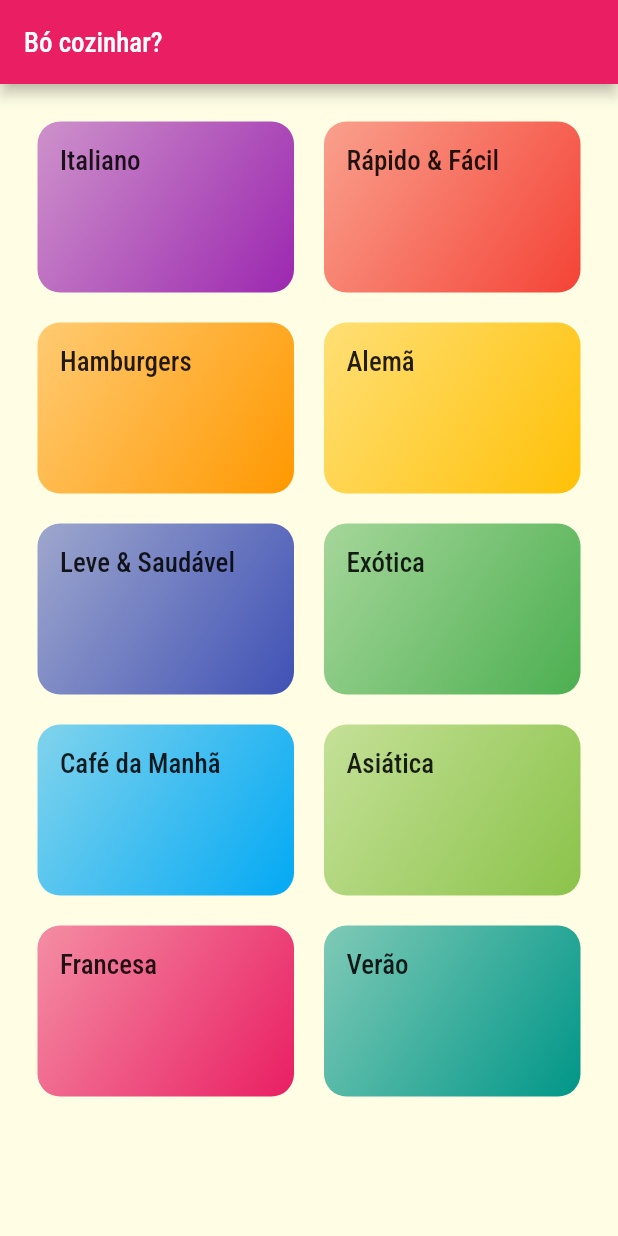
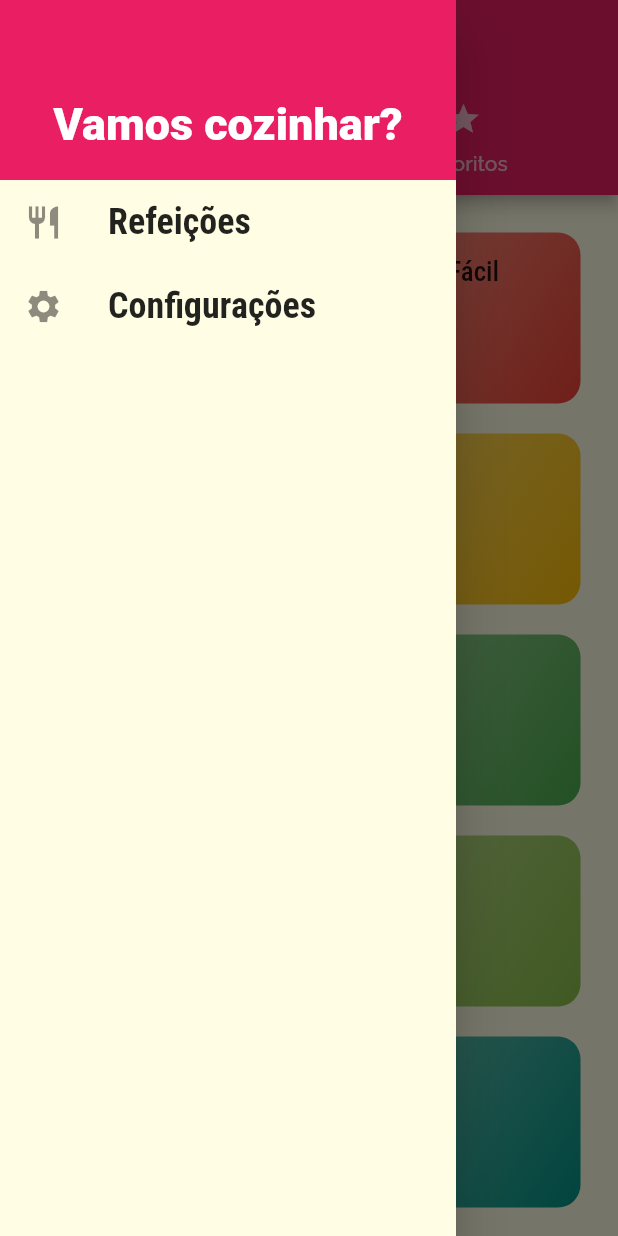
Before and after one commit to alisson-araujo/meals, a Flutter app: the screen it shows after launch, with the side drawer open (before the commit the screen has no drawer), on a phone screen of 412 x 824 dp. Run offline on Flutter 3.47's test engine with Material 2 defaults, Android fonts, the phone set to English and light mode, and no system bars.

Commit message:
implementação de novas telas e funcionalidades

```diff
--- /dev/null
+++ b/lib/components/main_drawer.dart
@@ -0,0 +1,60 @@
+import 'package:flutter/material.dart';
+import 'package:meals/utils/app_routes.dart';
+
+class MainDrawer extends StatelessWidget {
+  const MainDrawer({Key? key}) : super(key: key);
+
+  Widget _creatItem(IconData icon, String label, Function() onTap) {
+    return ListTile(
+      leading: Icon(
+        icon,
+        size: 26,
+      ),
+      title: Text(
+        label,
+        style: const TextStyle(
+          fontFamily: 'RobotoCondensed',
+          fontSize: 24,
+          fontWeight: FontWeight.bold,
+        ),
+      ),
+      onTap: onTap,
+    );
+  }
+
+  @override
+  Widget build(BuildContext context) {
+    return Drawer(
+      child: Column(
+        children: [
+          Container(
+            height: 120,
+            width: double.infinity,
+            padding: EdgeInsets.all(20),
+            color: Theme.of(context).primaryColor,
+            alignment: Alignment.bottomCenter,
+            child: const Text(
+              'Vamos cozinhar?',
+              style: TextStyle(
+                fontWeight: FontWeight.w900,
+                fontSize: 30,
+                color: Colors.white,
+              ),
+            ),
+          ),
+          _creatItem(
+            Icons.restaurant,
+            'Refeições',
+            () => Navigator.of(context).pushReplacementNamed(AppRoutes.home),
+            //pushReplacementNamed substitui a tela ao inves de empilhar
+          ),
+          _creatItem(
+            Icons.settings,
+            'Configurações',
+            () => Navigator.of(context).pushReplacementNamed(AppRoutes.settings),
+          ),
+        ],
+      ),
+    );
+  }
+}
--- a/lib/main.dart
+++ b/lib/main.dart
@@ -1,12 +1,24 @@
 import 'package:flutter/material.dart';
+import 'package:meals/data/dummy_data.dart';
+import 'package:meals/models/meal.dart';
 import 'package:meals/screens/categories_meals_screen.dart';
-import 'package:meals/screens/categories_screen.dart';
+import 'package:meals/screens/meal_detail_screen.dart';
+import 'package:meals/screens/settings_screen.dart';
+import 'package:meals/screens/tabs_screen.dart';
 import 'package:meals/utils/app_routes.dart';
 
 void main() => runApp(const MyApp());
 
-class MyApp extends StatelessWidget {
+class MyApp extends StatefulWidget {
   const MyApp({Key? key}) : super(key: key);
+
+  @override
+  State<MyApp> createState() => _MyAppState();
+}
+
+class _MyAppState extends State<MyApp> {
+
+  final List<Meal> _availableMeals = dummyMeals;
 
   @override
   Widget build(BuildContext context) {
@@ -23,8 +35,10 @@ class MyApp extends StatelessWidget {
                 ),
               )),
       routes: {
-        AppRoutes.home: (ctx) => const CategoriesScreen(),
-        AppRoutes.categoriesMeals: (ctx) => const CategoriesMealsScreen(),
+        AppRoutes.home: (ctx) => const TabsScreen(),
+        AppRoutes.categoriesMeals: (ctx) => CategoriesMealsScreen(_availableMeals),
+        AppRoutes.mealDetail: (ctx) => const MealDetailScreen(),
+        AppRoutes.settings: (ctx) => const SettingsScreen(),
       },
     );
   }
--- a/lib/screens/categories_screen.dart
+++ b/lib/screens/categories_screen.dart
@@ -8,11 +8,7 @@ class CategoriesScreen extends StatelessWidget {
 
   @override
   Widget build(BuildContext context) {
-    return Scaffold(
-      appBar: AppBar(
-        title: const Text('Bó cozinhar?'),
-      ),
-      body: GridView(
+    return GridView(
         padding: const EdgeInsets.all(25),
         gridDelegate: const SliverGridDelegateWithMaxCrossAxisExtent(
           maxCrossAxisExtent: 200,
@@ -23,7 +19,6 @@ class CategoriesScreen extends StatelessWidget {
         children: dummyCategories.map((cat) {
           return CategoryItem(cat);
         }).toList(),
-      ),
-    );
+      );
   }
 }
--- /dev/null
+++ b/lib/screens/tabs_screen.dart
@@ -0,0 +1,39 @@
+import 'package:flutter/material.dart';
+import 'package:meals/components/main_drawer.dart';
+import 'package:meals/screens/categories_screen.dart';
+import 'package:meals/screens/favorite_screen.dart';
+
+class TabsScreen extends StatelessWidget {
+  const TabsScreen({Key? key}) : super(key: key);
+
+  @override
+  Widget build(BuildContext context) {
+    return DefaultTabController(
+      length: 2,
+      child: Scaffold(
+        appBar: AppBar(
+          title: Text('Vamos cozinhar?'),
+          bottom: const TabBar(
+            tabs: [
+              Tab(
+                icon: Icon(Icons.category),
+                text: 'Categorias',
+              ),
+              Tab(
+                icon: Icon(Icons.star),
+                text: 'Favoritos',
+              ),
+            ],
+          ),
+        ),
+        drawer: const MainDrawer(),
+        body: const TabBarView(
+          children: [
+            CategoriesScreen(),
+            FavoriteScreen(),
+          ],
+        ),
+      ),
+    );
+  }
+}
--- a/lib/utils/app_routes.dart
+++ b/lib/utils/app_routes.dart
@@ -1,4 +1,6 @@
 class AppRoutes {
   static const home = '/';
   static const categoriesMeals = '/categories=meals';
+  static const mealDetail = '/meal-detail';
+  static const settings =  '/settings';
 }
```
Also changed, not shown: lib/components/meal_item.dart (+8 -2 lines), lib/models/settings.dart (added, +13 -0 lines), lib/screens/categories_meals_screen.dart (+7 -3 lines), lib/screens/favorite_screen.dart (added, +12 -0 lines), lib/screens/meal_detail_screen.dart (added, +94 -0 lines), lib/screens/settings_screen.dart (added, +75 -0 lines).
